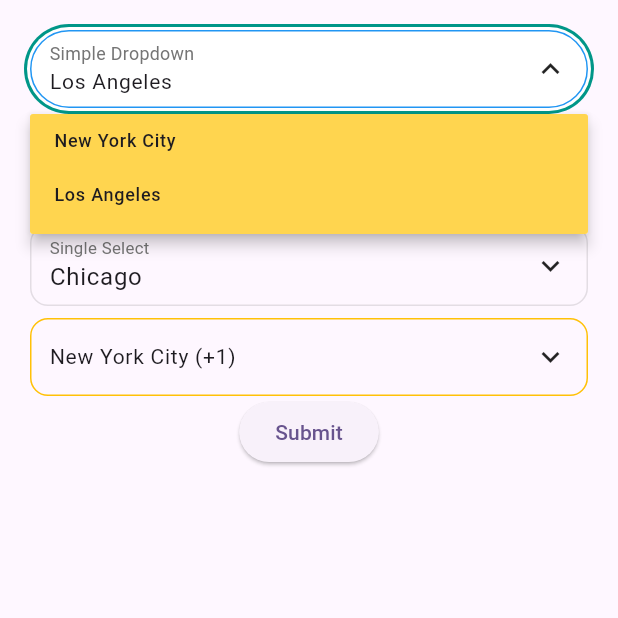
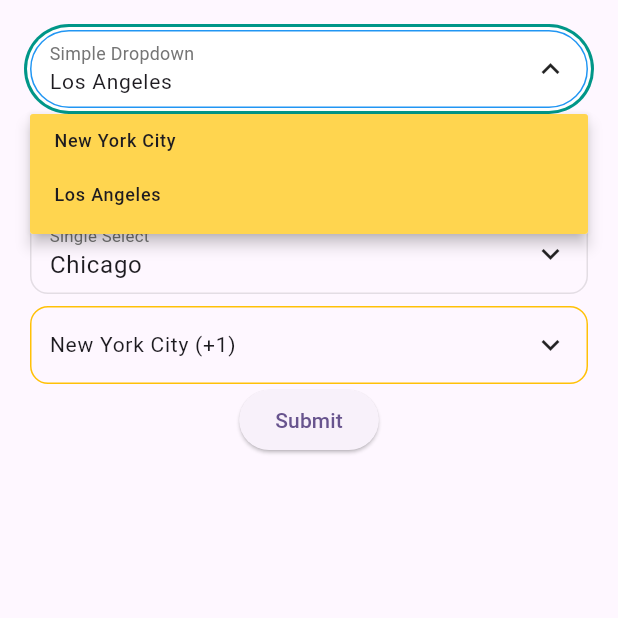
Before and after one commit to DartForce22/df_dropdown, a Flutter app: the screen it shows after launch, after a tap on the "keyboard arrow down" icon, on a phone screen of 412 x 824 dp, the top half of it. Run offline on Flutter 3.47's test engine with Material 3 defaults, Android fonts, the light colour scheme and no system bars.

Commit message:
Fixed height when multiselect selected data is visible

```diff
--- a/example/lib/main.dart
+++ b/example/lib/main.dart
@@ -68,6 +68,7 @@
                       height: 8,
                     ),
                     DfSearchableDropdown<String>(
+                      dropdownType: DropdownType.overlay,
                       hintText: "Start typing..",
                       labelText: "Searchable Dropdown",
                       onOptionSelected: (value) {
@@ -137,12 +138,6 @@
                       ),
                       selectorDecoration: const MultiSelectorDecoration(
                           selectedItemColor: Colors.orange),
-                      onSearch: (context) async {
-                        return [
-                          DropDownModel<String>(
-                              key: "4", value: "4", text: "Houston")
-                        ];
-                      },
                       onOptionSelected: (value) {
                         log("SELECTED VALUE ${value.length}");
                       },
--- a/lib/df_searchable_dropdown.dart
+++ b/lib/df_searchable_dropdown.dart
@@ -1,3 +1,4 @@
+import 'package:df_dropdown/enums/dropdown_type.dart';
 import 'package:flutter/material.dart';
 import 'package:provider/provider.dart';
 
@@ -33,7 +34,10 @@
     this.decoration,
     this.selectorDecoration,
     this.arrowWidget,
+    this.dropdownType = DropdownType.expandable,
   });
+
+  final DropdownType dropdownType;
 
   /// Initial list of dropdown options.
   final List<DropDownModel<T>> initData;
@@ -83,47 +87,88 @@
         labelText: labelText,
         selectorDecoration: selectorDecoration,
         arrowWidget: arrowWidget,
+        dropdownType: dropdownType,
       ),
     );
   }
 }
 
-class _Dropdown<T> extends StatelessWidget {
+class _Dropdown<T> extends StatefulWidget {
   const _Dropdown({
     this.labelText,
     this.hintText,
     required this.decoration,
     required this.selectorDecoration,
     required this.arrowWidget,
+    required this.dropdownType,
   });
   final SimpleSelectorDecoration? selectorDecoration;
   final DropdownDecoration? decoration;
   final String? labelText;
   final String? hintText;
   final Widget? arrowWidget;
+  final DropdownType dropdownType;
+
+  @override
+  State<_Dropdown<T>> createState() => _DropdownState<T>();
+}
+
+class _DropdownState<T> extends State<_Dropdown<T>> {
+  late final Widget selectorWidget;
+
+  @override
+  void initState() {
+    selectorWidget = Consumer<SearchableDropdownProvider<T>>(
+      builder: (_, provider, __) => provider.suggestionsExpanded
+          ? SimpleDropdownSelector<T>(
+              selectorDecoration: widget.selectorDecoration,
+              dropdownData: provider.getDropdownData,
+              dropdownHeight: provider.dropdownHeight,
+              onSelectSuggestion: provider.onSelectSuggestion,
+            )
+          : const SizedBox(),
+    );
+    super.initState();
+  }
 
   @override
   Widget build(BuildContext context) {
     final provider =
         Provider.of<SearchableDropdownProvider<T>>(context, listen: false);
+
     return Column(
       children: [
         DropdownField<SearchableDropdownProvider<T>>(
-          decoration: decoration,
-          hintText: hintText,
-          labelText: labelText,
+          key: provider.dropdownKey,
+          decoration: widget.decoration,
+          hintText: widget.hintText,
+          labelText: widget.labelText,
           outlineBorderVisible: provider.suggestionsExpanded ||
               provider.textFieldFocusNode.hasFocus,
-          onTapInside: provider.expandSuggestions,
+          onTapInside: () => provider.expandSuggestions(
+            selectorWidget: widget.dropdownType == DropdownType.expandable
+                ? null
+                : ChangeNotifierProvider.value(
+                    value: provider,
+                    child: selectorWidget,
+                  ),
+          ),
           onTapOutside: () {
             provider.onTapOutside(context);
           },
           suffixTapEnabled: false,
           suffixWidget: GestureDetector(
-            onTap: provider.toggleSuggestionsExpanded,
+            onTap: () => provider.toggleSuggestionsExpanded(
+              selectorWidget: widget.dropdownType == DropdownType.expandable
+                  ? null
+                  : ChangeNotifierProvider.value(
+                      value: provider,
+                      child: selectorWidget,
+                    ),
+            ),
             child: SizedBox(
               height: 48,
-              child: arrowWidget ??
+              child: widget.arrowWidget ??
                   Icon(
                     context
                             .watch<SearchableDropdownProvider<T>>()
@@ -134,19 +179,12 @@
             ),
           ),
         ),
-        const SizedBox(
-          height: 8,
-        ),
-        Consumer<SearchableDropdownProvider<T>>(
-          builder: (_, provider, __) => provider.suggestionsExpanded
-              ? SimpleDropdownSelector<T>(
-                  selectorDecoration: selectorDecoration,
-                  dropdownData: provider.getDropdownData,
-                  dropdownHeight: provider.dropdownHeight,
-                  onSelectSuggestion: provider.onSelectSuggestion,
-                )
-              : const SizedBox(),
-        )
+        if (widget.dropdownType == DropdownType.expandable) ...[
+          const SizedBox(
+            height: 8,
+          ),
+          selectorWidget,
+        ]
       ],
     );
   }
--- a/lib/df_searchable_multi_select_dropdown.dart
+++ b/lib/df_searchable_multi_select_dropdown.dart
@@ -93,7 +93,7 @@
   }
 }
 
-class _Dropdown<T> extends StatelessWidget {
+class _Dropdown<T> extends StatefulWidget {
   const _Dropdown({
     this.labelText,
     this.hintText,
@@ -110,6 +110,24 @@
   final Widget? arrowWidget;
 
   @override
+  State<_Dropdown<T>> createState() => _DropdownState<T>();
+}
+
+class _DropdownState<T> extends State<_Dropdown<T>> {
+  late final Widget selectorWidget;
+  @override
+  void initState() {
+    selectorWidget = Consumer<SearchableMultiSelectDropdownProvider<T>>(
+      builder: (_, provider, __) => provider.suggestionsExpanded
+          ? SearchableMultiSelectDropdownSelector<T>(
+              selectorDecoration: widget.selectorDecoration,
+            )
+          : const SizedBox(),
+    );
+    super.initState();
+  }
+
+  @override
   Widget build(BuildContext context) {
     final provider = Provider.of<SearchableMultiSelectDropdownProvider<T>>(
         context,
@@ -120,22 +138,20 @@
           key: context
               .read<SearchableMultiSelectDropdownProvider<T>>()
               .dropdownKey,
-          decoration: decoration,
-          hintText: hintText,
-          labelText: labelText,
+          decoration: widget.decoration,
+          hintText: widget.hintText,
+          labelText: widget.labelText,
           disableInput: true,
           outlineBorderVisible: provider.suggestionsExpanded ||
               provider.textFieldFocusNode.hasFocus,
           onTapInside: () => context
               .read<SearchableMultiSelectDropdownProvider<T>>()
               .toggleSuggestionsExpanded(
-                selectorWidget: dropdownType == DropdownType.expandable
+                selectorWidget: widget.dropdownType == DropdownType.expandable
                     ? null
                     : ChangeNotifierProvider.value(
                         value: provider,
-                        child: SearchableMultiSelectDropdownSelector<T>(
-                          selectorDecoration: selectorDecoration,
-                        ),
+                        child: selectorWidget,
                       ),
               ),
           onTapOutside: () {
@@ -144,7 +160,7 @@
           suffixTapEnabled: false,
           suffixWidget: SizedBox(
             height: 48,
-            child: arrowWidget ??
+            child: widget.arrowWidget ??
                 Icon(
                   context
                           .watch<SearchableMultiSelectDropdownProvider<T>>()
@@ -154,17 +170,11 @@
                 ),
           ),
         ),
-        if (dropdownType == DropdownType.expandable) ...[
+        if (widget.dropdownType == DropdownType.expandable) ...[
           const SizedBox(
             height: 8,
           ),
-          Consumer<SearchableMultiSelectDropdownProvider<T>>(
-            builder: (_, provider, __) => provider.suggestionsExpanded
-                ? SearchableMultiSelectDropdownSelector<T>(
-                    selectorDecoration: selectorDecoration,
-                  )
-                : const SizedBox(),
-          )
+          selectorWidget,
         ]
       ],
     );
--- a/lib/df_searchable_single_select_dropdown.dart
+++ b/lib/df_searchable_single_select_dropdown.dart
@@ -93,7 +93,7 @@
   }
 }
 
-class _Dropdown<T> extends StatelessWidget {
+class _Dropdown<T> extends StatefulWidget {
   const _Dropdown({
     this.labelText,
     this.hintText,
@@ -110,6 +110,25 @@
   final DropdownType dropdownType;
 
   @override
+  State<_Dropdown<T>> createState() => _DropdownState<T>();
+}
+
+class _DropdownState<T> extends State<_Dropdown<T>> {
+  late final Widget selectorWidget;
+
+  @override
+  void initState() {
+    selectorWidget = Consumer<SearchableSingleSelectDropdownProvider<T>>(
+      builder: (_, provider, __) => provider.suggestionsExpanded
+          ? SearchableSingleSelectDropdownSelector<T>(
+              selectorDecoration: widget.selectorDecoration,
+            )
+          : const SizedBox(),
+    );
+    super.initState();
+  }
+
+  @override
   Widget build(BuildContext context) {
     final provider = Provider.of<SearchableSingleSelectDropdownProvider<T>>(
         context,
@@ -118,20 +137,18 @@
       children: [
         DropdownField<SearchableSingleSelectDropdownProvider<T>>(
           key: provider.dropdownKey,
-          decoration: decoration,
-          hintText: hintText,
-          labelText: labelText,
+          decoration: widget.decoration,
+          hintText: widget.hintText,
+          labelText: widget.labelText,
           disableInput: true,
           outlineBorderVisible: provider.suggestionsExpanded ||
               provider.textFieldFocusNode.hasFocus,
           onTapInside: () => provider.toggleSuggestionsExpanded(
-            selectorWidget: dropdownType == DropdownType.expandable
+            selectorWidget: widget.dropdownType == DropdownType.expandable
                 ? null
                 : ChangeNotifierProvider.value(
                     value: provider,
-                    child: SearchableSingleSelectDropdownSelector<T>(
-                      selectorDecoration: selectorDecoration,
-                    ),
+                    child: selectorWidget,
                   ),
           ),
           onTapOutside: () {
@@ -140,7 +157,7 @@
           suffixTapEnabled: false,
           suffixWidget: SizedBox(
             height: 48,
-            child: arrowWidget ??
+            child: widget.arrowWidget ??
                 Icon(
                   context
                           .watch<SearchableSingleSelectDropdownProvider<T>>()
@@ -150,17 +167,11 @@
                 ),
           ),
         ),
-        if (dropdownType == DropdownType.expandable) ...[
+        if (widget.dropdownType == DropdownType.expandable) ...[
           const SizedBox(
             height: 8,
           ),
-          Consumer<SearchableSingleSelectDropdownProvider<T>>(
-            builder: (_, provider, __) => provider.suggestionsExpanded
-                ? SearchableSingleSelectDropdownSelector<T>(
-                    selectorDecoration: selectorDecoration,
-                  )
-                : const SizedBox(),
-          )
+          selectorWidget,
         ]
       ],
     );
--- a/lib/df_simple_dropdown.dart
+++ b/lib/df_simple_dropdown.dart
@@ -87,7 +87,7 @@
   }
 }
 
-class _Dropdown<T> extends StatelessWidget {
+class _Dropdown<T> extends StatefulWidget {
   const _Dropdown({
     this.labelText,
     this.hintText,
@@ -104,6 +104,27 @@
   final DropdownType dropdownType;
 
   @override
+  State<_Dropdown<T>> createState() => _DropdownState<T>();
+}
+
+class _DropdownState<T> extends State<_Dropdown<T>> {
+  late final Widget selectorWidget;
+  @override
+  void initState() {
+    selectorWidget = Consumer<SimpleDropdownProvider<T>>(
+      builder: (_, provider, __) => provider.suggestionsExpanded
+          ? SimpleDropdownSelector<T>(
+              selectorDecoration: widget.selectorDecoration,
+              dropdownData: provider.initData,
+              dropdownHeight: provider.dropdownHeight,
+              onSelectSuggestion: provider.onSelectSuggestion,
+            )
+          : const SizedBox(),
+    );
+    super.initState();
+  }
+
+  @override
   Widget build(BuildContext context) {
     final provider =
         Provider.of<SimpleDropdownProvider<T>>(context, listen: false);
@@ -111,24 +132,22 @@
       children: [
         DropdownField<SimpleDropdownProvider<T>>(
           key: provider.dropdownKey,
-          decoration: decoration,
-          hintText: hintText,
-          labelText: labelText,
+          decoration: widget.decoration,
+          hintText: widget.hintText,
+          labelText: widget.labelText,
           disableInput: true,
           outlineBorderVisible: provider.suggestionsExpanded,
           onTapInside: () => provider.toggleSuggestionsExpanded(
-            selectorWidget: dropdownType == DropdownType.expandable
+            selectorWidget: widget.dropdownType == DropdownType.expandable
                 ? null
-                : SimpleDropdownSelector<T>(
-                    selectorDecoration: selectorDecoration,
-                    dropdownData: provider.initData,
-                    dropdownHeight: provider.dropdownMaxHeight,
-                    onSelectSuggestion: provider.onSelectSuggestion,
+                : ChangeNotifierProvider.value(
+                    value: provider,
+                    child: selectorWidget,
                   ),
           ),
           suffixWidget: SizedBox(
             height: 48,
-            child: arrowWidget ??
+            child: widget.arrowWidget ??
                 Icon(
                   context.watch<SimpleDropdownProvider<T>>().suggestionsExpanded
                       ? Icons.keyboard_arrow_up_outlined
@@ -136,20 +155,11 @@
                 ),
           ),
         ),
-        if (dropdownType == DropdownType.expandable) ...[
+        if (widget.dropdownType == DropdownType.expandable) ...[
           const SizedBox(
             height: 8,
           ),
-          Consumer<SimpleDropdownProvider<T>>(
-            builder: (_, provider, __) => provider.suggestionsExpanded
-                ? SimpleDropdownSelector<T>(
-                    selectorDecoration: selectorDecoration,
-                    dropdownData: provider.initData,
-                    dropdownHeight: provider.dropdownHeight,
-                    onSelectSuggestion: provider.onSelectSuggestion,
-                  )
-                : const SizedBox(),
-          )
+          selectorWidget,
         ]
       ],
     );
--- a/lib/providers/base_dropdown_provider.dart
+++ b/lib/providers/base_dropdown_provider.dart
@@ -1,3 +1,5 @@
+import 'dart:developer';
+
 import 'package:flutter/material.dart';
 
 import '/models/drop_down_model.dart';
@@ -47,7 +49,7 @@
     );
 
     // Insert the OverlayEntry into the Overlay
-    Overlay.of(context!).insert(_overlayEntry!);
+    Overlay.of(context).insert(_overlayEntry!);
   }
 
   void _removeOverlay() {
@@ -103,6 +105,7 @@
 
   /// Expands the suggestions list in the dropdown.
   void expandSuggestions({Widget? selectorWidget}) {
+    log("message $selectorWidget");
     suggestionsExpanded = true;
     if (selectorWidget != null) {
       _showOverlay(selectorWidget);
--- a/lib/providers/searchable_dropdown_provider.dart
+++ b/lib/providers/searchable_dropdown_provider.dart
@@ -1,3 +1,5 @@
+import 'dart:developer';
+
 import 'package:flutter/material.dart';
 
 import '/models/drop_down_model.dart';
@@ -23,8 +25,19 @@
   final Function(DropDownModel<T>)? onOptionSelected;
   final Future<List<DropDownModel<T>>> Function(String searchText)? onSearch;
   final double? selectorMaxHeight;
+
   @override
   double get dropdownHeight {
+    double height = 0;
+
+    if (suggestionsExpanded) {
+      height = dropdownMaxHeight;
+    }
+
+    return height;
+  }
+
+  double get dropdownMaxHeight {
     double height = 0;
 
     int dataLength =
@@ -32,12 +45,10 @@
             ? searchResults.length
             : initData.length;
 
-    if (suggestionsExpanded) {
-      if (dataLength < 5) {
-        height = dataLength * 40;
-      } else {
-        height = selectorMaxHeight ?? 200;
-      }
+    if (dataLength < 5) {
+      height = dataLength * 40;
+    } else {
+      height = selectorMaxHeight ?? 200;
     }
 
     return height;
--- a/lib/providers/searchable_multi_select_dropdown_provider.dart
+++ b/lib/providers/searchable_multi_select_dropdown_provider.dart
@@ -30,6 +30,7 @@
       TextEditingController();
   final String? Function(List<DropDownModel<T>>)? multiSelectValidator;
   final double? selectorMaxHeight;
+  final bool selectedDataVisible = true;
 
   @override
   double get dropdownHeight {
@@ -41,6 +42,11 @@
         : initData.length;
 
     if (suggestionsExpanded) {
+      if (selectedDataVisible) {
+        dataLength += selectedValues.length;
+        height += (dataLength * 40);
+      }
+
       if (dataLength < 5) {
         height = (dataLength * 40) + 40;
       } else {
```
